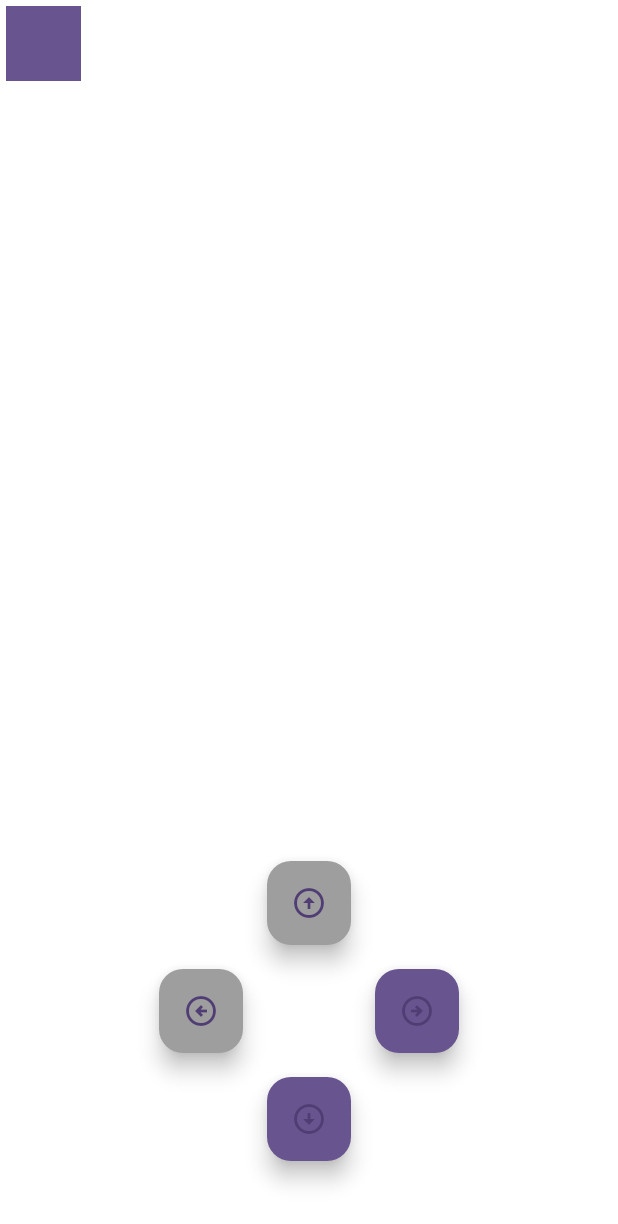
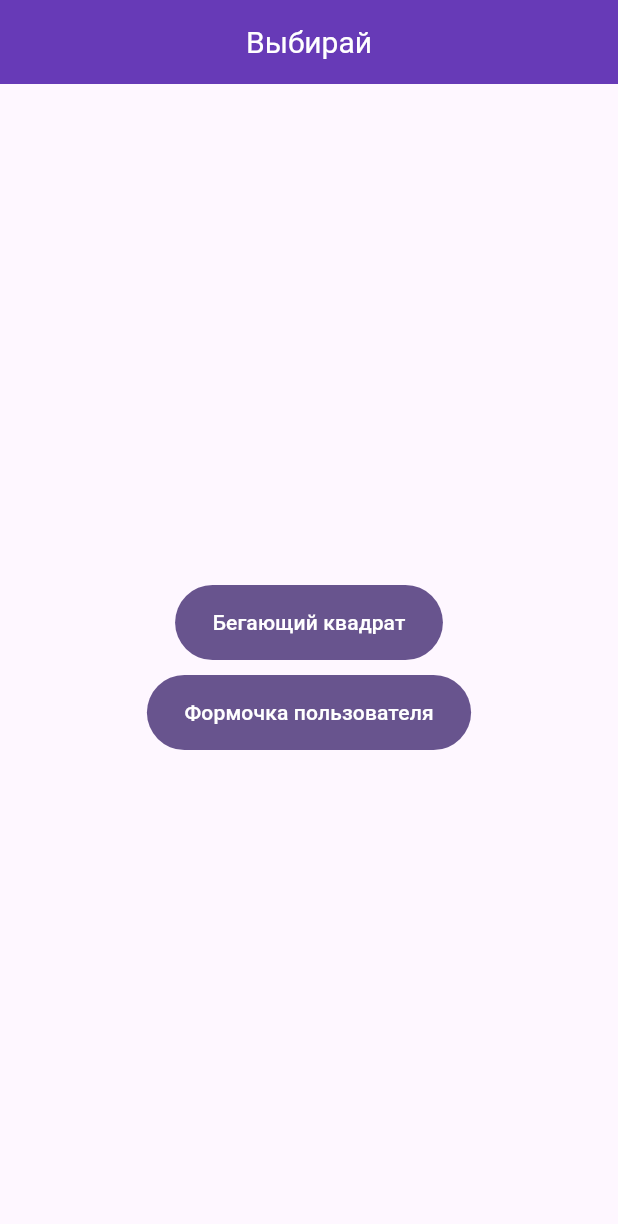
Before and after one commit to Ot4ainui4elowek/mooving_square_1.0, a Flutter app: the screen it shows after launch, on a phone screen of 412 x 824 dp. Shown: the top 1224 px of the screen. Run offline on Flutter 3.47's test engine with Material 3 defaults, Android fonts, the light colour scheme and no system bars.

Commit message:
Домашка №2, пагинация + форма пользователя

```diff
--- a/lib/main.dart
+++ b/lib/main.dart
@@ -1,8 +1,13 @@
 import 'package:flutter/material.dart';
-import 'package:moov_square/square_screen.dart';
+import 'package:moov_square/presentation/navigator/navigator_screen.dart';
+import 'package:moov_square/presentation/square_page/square_screen.dart';
+import 'package:moov_square/presentation/user_form/user_form.dart';
+import 'package:moov_square/theme.dart';
 
 void main() {
-  runApp(const MyApp());
+  runApp(
+    const MyApp(),
+  );
 }
 
 class MyApp extends StatelessWidget {
@@ -13,11 +18,13 @@ class MyApp extends StatelessWidget {
   Widget build(BuildContext context) {
     return MaterialApp(
       title: 'Flutter Demo',
-      theme: ThemeData(
-        colorScheme: ColorScheme.fromSeed(seedColor: Colors.deepPurple),
-        useMaterial3: true,
-      ),
-      home: const SquareScreen(),
+      theme: theme,
+      routes: {
+        '/': (context) => const NavigatorScreen(title: 'Выбирай'),
+        '/square-app': (context) => const SquareApp(),
+        '/user-form': (context) => UserForm(),
+      },
+      initialRoute: '/',
     );
   }
 }
--- /dev/null
+++ b/lib/presentation/navigator/navigator_screen.dart
@@ -0,0 +1,36 @@
+import 'package:flutter/material.dart';
+
+class NavigatorScreen extends StatelessWidget {
+  const NavigatorScreen({super.key, required title}) : _title = title;
+
+  final _title;
+
+  @override
+  Widget build(BuildContext context) {
+    return Scaffold(
+      appBar: AppBar(
+        title: Text(_title),
+        centerTitle: true,
+        backgroundColor: Theme.of(context).primaryColor,
+      ),
+      body: Center(
+        child: Column(
+          mainAxisAlignment: MainAxisAlignment.center,
+          children: [
+            Container(
+                margin: const EdgeInsets.all(10),
+                child: FilledButton(
+                  child: const Text('Бегающий квадрат'),
+                  onPressed: () =>
+                      Navigator.of(context).pushNamed('/square-app'),
+                )),
+            FilledButton(
+              onPressed: () => Navigator.of(context).pushNamed('/user-form'),
+              child: const Text('Формочка пользователя'),
+            )
+          ],
+        ),
+      ),
+    );
+  }
+}
--- a/lib/square_screen.dart
+++ /dev/null
@@ -1,132 +0,0 @@
-import 'package:flutter/material.dart';
-import 'package:flutter/widgets.dart';
-
-class SquareScreen extends StatefulWidget {
-  const SquareScreen({super.key});
-  @override
-  State<SquareScreen> createState() => _SquareScreenState();
-}
-
-class _SquareScreenState extends State<SquareScreen> {
-  final List<List<bool>> _squaresBoard = [
-    [true, false, false],
-    [false, false, false],
-    [false, false, false],
-  ];
-
-  int x = 0;
-  int y = 0;
-
-  void moove(int row, int col) {
-    setState(() {
-      if (row != -1 && row != 3 && col != -1 && col != 3) {
-        _squaresBoard[y][x] = _squaresBoard[row][col];
-        _squaresBoard[row][col] = true;
-        x = col;
-        y = row;
-      } else {
-        debugPrint('out of range');
-      }
-    });
-  }
-
-  Widget _buildSquare(int row, int col) {
-    bool value = _squaresBoard[row][col];
-    return Padding(
-      padding: const EdgeInsets.all(4.0),
-      child: Container(
-        width: 50,
-        height: 50,
-        color: value ? Theme.of(context).primaryColor : Colors.transparent,
-      ),
-    );
-  }
-
-  @override
-  Widget build(BuildContext context) {
-    final theme = Theme.of(context);
-
-    return Column(
-      mainAxisAlignment: MainAxisAlignment.spaceBetween,
-      children: [
-        SizedBox(
-          height: MediaQuery.of(context).size.height / 2,
-          child: Column(
-            mainAxisAlignment: MainAxisAlignment.spaceBetween,
-            children: [
-              Row(
-                mainAxisAlignment: MainAxisAlignment.spaceBetween,
-                children: [
-                  _buildSquare(0, 0),
-                  _buildSquare(0, 1),
-                  _buildSquare(0, 2),
-                ],
-              ),
-              Row(
-                mainAxisAlignment: MainAxisAlignment.spaceBetween,
-                children: [
-                  _buildSquare(1, 0),
-                  _buildSquare(1, 1),
-                  _buildSquare(1, 2),
-                ],
-              ),
-              Row(
-                mainAxisAlignment: MainAxisAlignment.spaceBetween,
-                children: [
-                  _buildSquare(2, 0),
-                  _buildSquare(2, 1),
-                  _buildSquare(2, 2),
-                ],
-              ),
-            ],
-          ),
-        ),
-        Container(
-          margin: const EdgeInsetsDirectional.all(50),
-          height: 200,
-          width: 200,
-          child: Column(
-            mainAxisAlignment: MainAxisAlignment.spaceBetween,
-            children: [
-              Row(
-                mainAxisAlignment: MainAxisAlignment.center,
-                children: [
-                  FloatingActionButton(
-                    onPressed: () => moove(y - 1, x),
-                    child: const Icon(Icons.arrow_circle_up),
-                    backgroundColor: y == 0 ? Colors.grey : theme.primaryColor,
-                  ),
-                ],
-              ),
-              Row(
-                mainAxisAlignment: MainAxisAlignment.spaceBetween,
-                children: [
-                  FloatingActionButton(
-                    onPressed: () => moove(y, x - 1),
-                    child: const Icon(Icons.arrow_circle_left_outlined),
-                    backgroundColor: x == 0 ? Colors.grey : theme.primaryColor,
-                  ),
-                  FloatingActionButton(
-                    onPressed: () => moove(y, x + 1),
-                    child: const Icon(Icons.arrow_circle_right_outlined),
-                    backgroundColor: x == 2 ? Colors.grey : theme.primaryColor,
-                  ),
-                ],
-              ),
-              Row(
-                mainAxisAlignment: MainAxisAlignment.center,
-                children: [
-                  FloatingActionButton(
-                    onPressed: () => moove(y + 1, x),
-                    child: const Icon(Icons.arrow_circle_down),
-                    backgroundColor: y == 2 ? Colors.grey : theme.primaryColor,
-                  ),
-                ],
-              ),
-            ],
-          ),
-        ),
-      ],
-    );
-  }
-}
--- /dev/null
+++ b/lib/theme.dart
@@ -0,0 +1,19 @@
+import 'package:flutter/material.dart';
+
+final theme = ThemeData(
+    primaryColor: Colors.deepPurple,
+    colorScheme: ColorScheme.fromSeed(seedColor: Colors.deepPurple),
+    useMaterial3: true,
+    floatingActionButtonTheme:
+        const FloatingActionButtonThemeData(foregroundColor: Colors.white),
+    appBarTheme: const AppBarTheme(
+      centerTitle: true,
+      titleTextStyle: TextStyle(color: Colors.white, fontSize: 20),
+    ),
+    filledButtonTheme: FilledButtonThemeData(
+      style: ButtonStyle(
+          padding: MaterialStateProperty.all(
+              const EdgeInsets.symmetric(horizontal: 25, vertical: 15))),
+    ),
+    iconButtonTheme: const IconButtonThemeData(
+        style: ButtonStyle(iconColor: MaterialStatePropertyAll(Colors.white))));
```
Also changed, not shown: lib/presentation/square_page/square_screen.dart (added, +19 -0 lines), lib/presentation/square_page/square_widget.dart (added, +157 -0 lines), lib/presentation/user_form/user_form.dart (added, +59 -0 lines).
